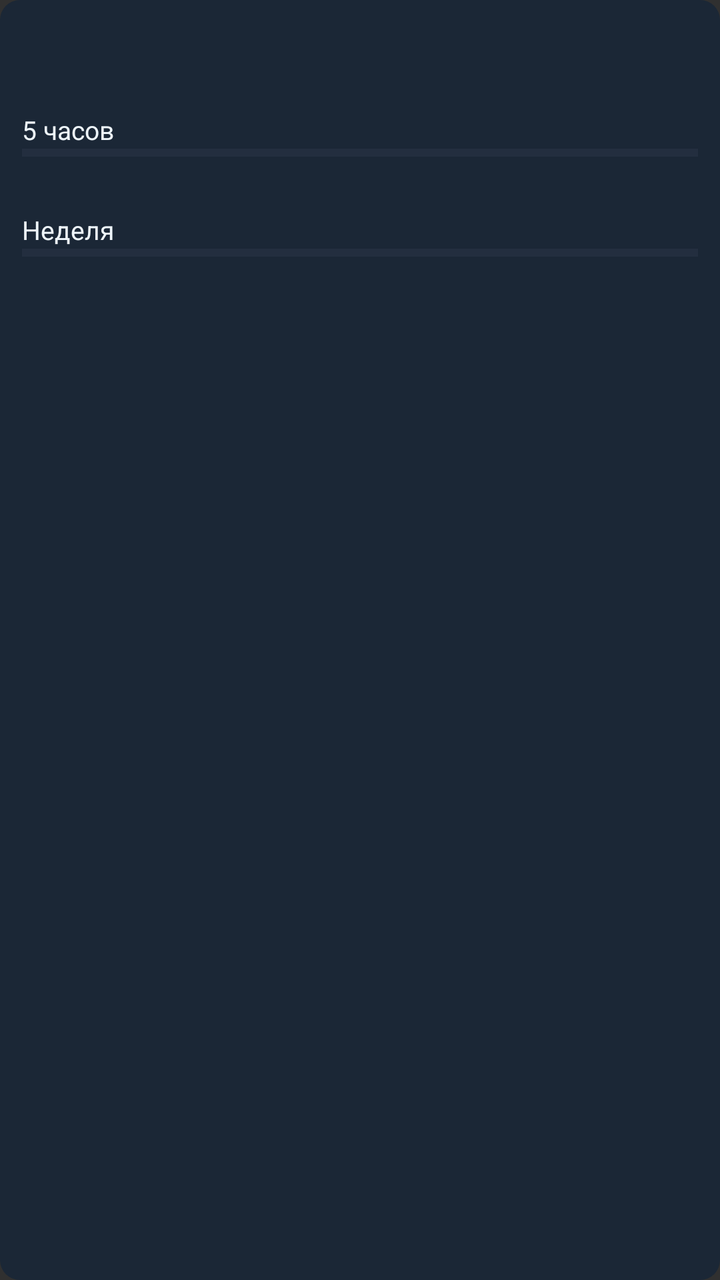
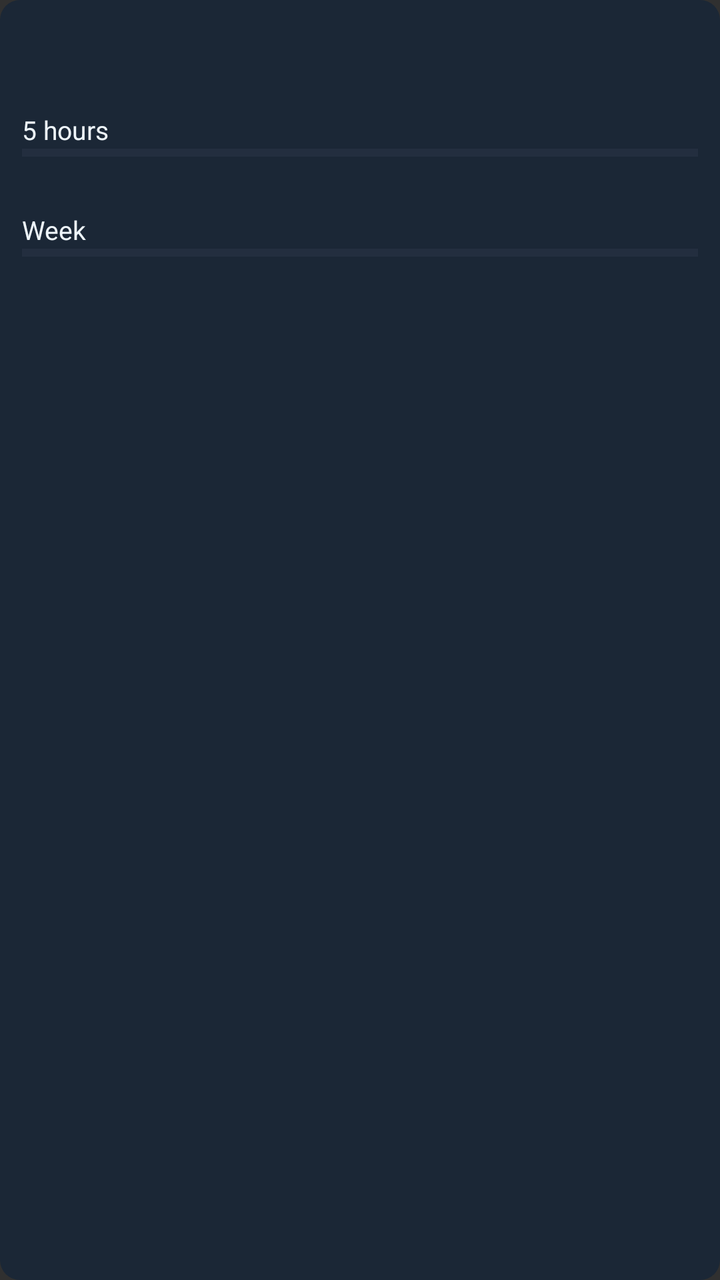

The first picture is an Android layout as it rendered before a commit; the second is the same layout after the commit. The layout source and the unified diff follow.
<!-- AndroidManifest.xml: application theme android:Theme.Material.NoActionBar -->
<!-- res/layout/widget_card.xml -->
<LinearLayout xmlns:android="http://schemas.android.com/apk/res/android"
    android:id="@+id/widget_card_root"
    android:layout_width="match_parent"
    android:layout_height="wrap_content"
    android:orientation="vertical"
    android:padding="11dp"
    android:layout_marginBottom="5dp"
    android:background="@drawable/widget_card_background">
    <TextView
        android:id="@+id/widget_card_email"
        android:layout_width="match_parent"
        android:layout_height="wrap_content"
        android:singleLine="true"
        android:ellipsize="end"
        android:textColor="#EEF5FA"
        android:textStyle="bold"
        android:textSize="15sp" />
    <TextView
        android:id="@+id/widget_card_plan"
        android:layout_width="match_parent"
        android:layout_height="wrap_content"
        android:textColor="#AABBC8"
        android:textSize="11sp" />
    <LinearLayout
        android:layout_width="match_parent"
        android:layout_height="wrap_content"
        android:layout_marginTop="8dp"
        android:orientation="horizontal">
        <TextView
            android:layout_width="0dp"
            android:layout_height="wrap_content"
            android:layout_weight="1"
            android:text="5 часов"
            android:textColor="#EEF5FA"
            android:textSize="13sp" />
        <TextView
            android:id="@+id/widget_card_five"
            android:layout_width="wrap_content"
            android:layout_height="wrap_content"
            android:textColor="#64E2CC"
            android:textSize="15sp" />
    </LinearLayout>
    <ProgressBar
        android:id="@+id/widget_card_five_bar"
        style="?android:attr/progressBarStyleHorizontal"
        android:layout_width="match_parent"
        android:layout_height="4dp"
        android:max="100"
        android:progressTint="#64E2CC"
        android:progressBackgroundTint="#364153" />
    <TextView
        android:id="@+id/widget_card_five_reset"
        android:layout_width="match_parent"
        android:layout_height="wrap_content"
        android:layout_marginTop="3dp"
        android:textColor="#AABBC8"
        android:textSize="11sp" />
    <LinearLayout
        android:layout_width="match_parent"
        android:layout_height="wrap_content"
        android:layout_marginTop="8dp"
        android:orientation="horizontal">
        <TextView
            android:layout_width="0dp"
            android:layout_height="wrap_content"
            android:layout_weight="1"
            android:text="Неделя"
            android:textColor="#EEF5FA"
            android:textSize="13sp" />
        <TextView
            android:id="@+id/widget_card_week"
            android:layout_width="wrap_content"
            android:layout_height="wrap_content"
            android:textColor="#B197FA"
            android:textSize="15sp" />
    </LinearLayout>
    <ProgressBar
        android:id="@+id/widget_card_week_bar"
        style="?android:attr/progressBarStyleHorizontal"
        android:layout_width="match_parent"
        android:layout_height="4dp"
        android:max="100"
        android:progressTint="#B197FA"
        android:progressBackgroundTint="#364153" />
    <TextView
        android:id="@+id/widget_card_week_reset"
        android:layout_width="match_parent"
        android:layout_height="wrap_content"
        android:layout_marginTop="3dp"
        android:textColor="#AABBC8"
        android:textSize="11sp" />
    <TextView
        android:id="@+id/widget_card_status"
        android:layout_width="match_parent"
        android:layout_height="wrap_content"
        android:layout_marginTop="7dp"
        android:textColor="#AABBC8"
        android:textSize="11sp" />
</LinearLayout>
<!-- resources referenced by this layout -->
<resources>
  <!-- drawable widget_card_background (drawable) -->
  <shape xmlns:android="http://schemas.android.com/apk/res/android">
      <solid android:color="#1B2736" />
      <corners android:radius="10dp" />
  </shape>
</resources>

<!-- the commit's change to res/layout/widget_card.xml (unified diff, before → after) -->
@@ -30,7 +30,7 @@
             android:layout_width="0dp"
             android:layout_height="wrap_content"
             android:layout_weight="1"
-            android:text="5 часов"
+            android:text="@string/localized_013"
             android:textColor="#EEF5FA"
             android:textSize="13sp" />
         <TextView
@@ -64,7 +64,7 @@
             android:layout_width="0dp"
             android:layout_height="wrap_content"
             android:layout_weight="1"
-            android:text="Неделя"
+            android:text="@string/localized_014"
             android:textColor="#EEF5FA"
             android:textSize="13sp" />
         <TextView
<!-- resource entries referenced after the edit -->
@@ -5,5 +5,7 @@
       <solid android:color="#1B2736" />
       <corners android:radius="10dp" />
   </shape>
+  <string name="localized_013" formatted="false">5 hours</string>
+  <string name="localized_014" formatted="false">Week</string>
 </resources>
 
